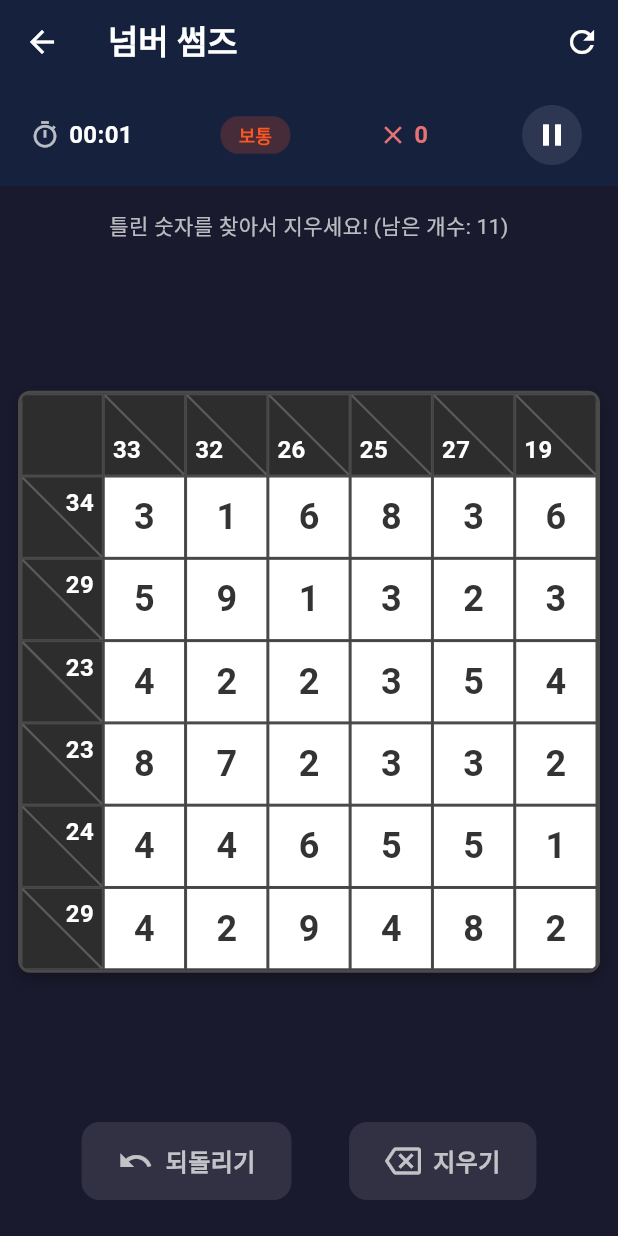
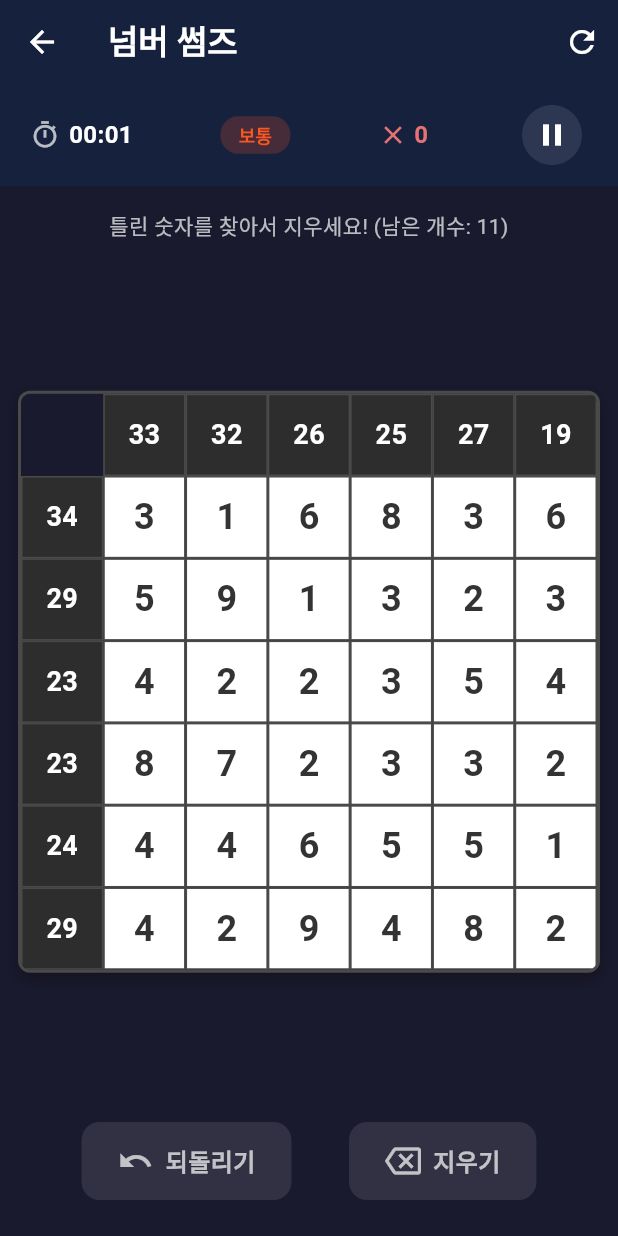
Before and after one commit to mhpark03/sudoku, a Flutter app: the NumberSumsGameScreen screen opened directly, on a phone screen of 412 x 824 dp. Run offline on Flutter 3.47's test engine with Material 3 defaults, Android fonts, the phone set to English and light mode, and no system bars; our stand-ins replace shared_preferences; accounts and stored records are empty.

Commit message:
Simplify header cell styling - remove diagonal lines
- Remove diagonal lines from sum cells
- Center sum values in header cells
- Make corner cell (0,0) transparent to blend with background

```diff
--- a/lib/widgets/number_sums_board.dart
+++ b/lib/widgets/number_sums_board.dart
@@ -50,25 +50,19 @@ class NumberSumsBoard extends StatelessWidget {
   }
 
   Widget _buildCell(int row, int col) {
-    // (0, 0) = 코너 셀 (빈 검정 셀)
+    // (0, 0) = 코너 셀 (투명하게)
     if (row == 0 && col == 0) {
-      return const NumberSumsBlockedCell();
+      return const NumberSumsCornerCell();
     }
 
     // 첫 번째 행 (열 합계 표시)
     if (row == 0 && col > 0) {
-      return NumberSumsSumCell(
-        sum: gameState.colSums[col],
-        isColumnSum: true,
-      );
+      return NumberSumsSumCell(sum: gameState.colSums[col]);
     }
 
     // 첫 번째 열 (행 합계 표시)
     if (col == 0 && row > 0) {
-      return NumberSumsSumCell(
-        sum: gameState.rowSums[row],
-        isColumnSum: false,
-      );
+      return NumberSumsSumCell(sum: gameState.rowSums[row]);
     }
 
     // 입력 셀
--- a/lib/widgets/number_sums_cell.dart
+++ b/lib/widgets/number_sums_cell.dart
@@ -64,12 +64,10 @@ class NumberSumsInputCell extends StatelessWidget {
 /// 합계를 표시하는 헤더 셀
 class NumberSumsSumCell extends StatelessWidget {
   final int sum;
-  final bool isColumnSum; // true = 열 합계(상단), false = 행 합계(좌측)
 
   const NumberSumsSumCell({
     super.key,
     required this.sum,
-    required this.isColumnSum,
   });
 
   @override
@@ -79,78 +77,36 @@ class NumberSumsSumCell extends StatelessWidget {
         color: const Color(0xFF2D2D2D),
         border: Border.all(color: const Color(0xFF4A4A4A), width: 1),
       ),
-      child: Stack(
-        children: [
-          // 대각선
-          Positioned.fill(
-            child: CustomPaint(
-              painter: _DiagonalLinePainter(),
-            ),
-          ),
-          // 합계 숫자
-          Positioned.fill(
-            child: LayoutBuilder(
-              builder: (context, constraints) {
-                final size = constraints.maxWidth;
-                final fontSize = (size * 0.35).clamp(10.0, 16.0);
-
-                return Stack(
-                  children: [
-                    if (isColumnSum)
-                      // 열 합계는 아래 삼각형 (좌하단)
-                      Positioned(
-                        left: size * 0.1,
-                        bottom: size * 0.1,
+      child: Center(
+        child: FittedBox(
+          fit: BoxFit.scaleDown,
+          child: Padding(
+            padding: const EdgeInsets.all(4),
             child: Text(
               '$sum',
-                          style: TextStyle(
-                            fontSize: fontSize,
-                            fontWeight: FontWeight.bold,
-                            color: Colors.white,
-                          ),
-                        ),
-                      )
-                    else
-                      // 행 합계는 위 삼각형 (우상단)
-                      Positioned(
-                        right: size * 0.1,
-                        top: size * 0.1,
-                        child: Text(
-                          '$sum',
-                          style: TextStyle(
-                            fontSize: fontSize,
+              style: const TextStyle(
+                fontSize: 18,
                 fontWeight: FontWeight.bold,
                 color: Colors.white,
               ),
             ),
           ),
-                  ],
-                );
-              },
         ),
-          ),
-        ],
       ),
     );
   }
 }
 
-class _DiagonalLinePainter extends CustomPainter {
+/// 코너 셀 (투명하게 처리)
+class NumberSumsCornerCell extends StatelessWidget {
+  const NumberSumsCornerCell({super.key});
+
   @override
-  void paint(Canvas canvas, Size size) {
-    final paint = Paint()
-      ..color = const Color(0xFF5A5A5A)
-      ..strokeWidth = 1.5;
-
-    canvas.drawLine(
-      const Offset(0, 0),
-      Offset(size.width, size.height),
-      paint,
+  Widget build(BuildContext context) {
+    return Container(
+      color: const Color(0xFF1A1A2E), // 배경색과 동일하게
     );
   }
-
-  @override
-  bool shouldRepaint(covariant CustomPainter oldDelegate) => false;
 }
 
 /// 블록 셀 (코너 등)
```
Lines whose indentation alone changed are shown as unchanged.
